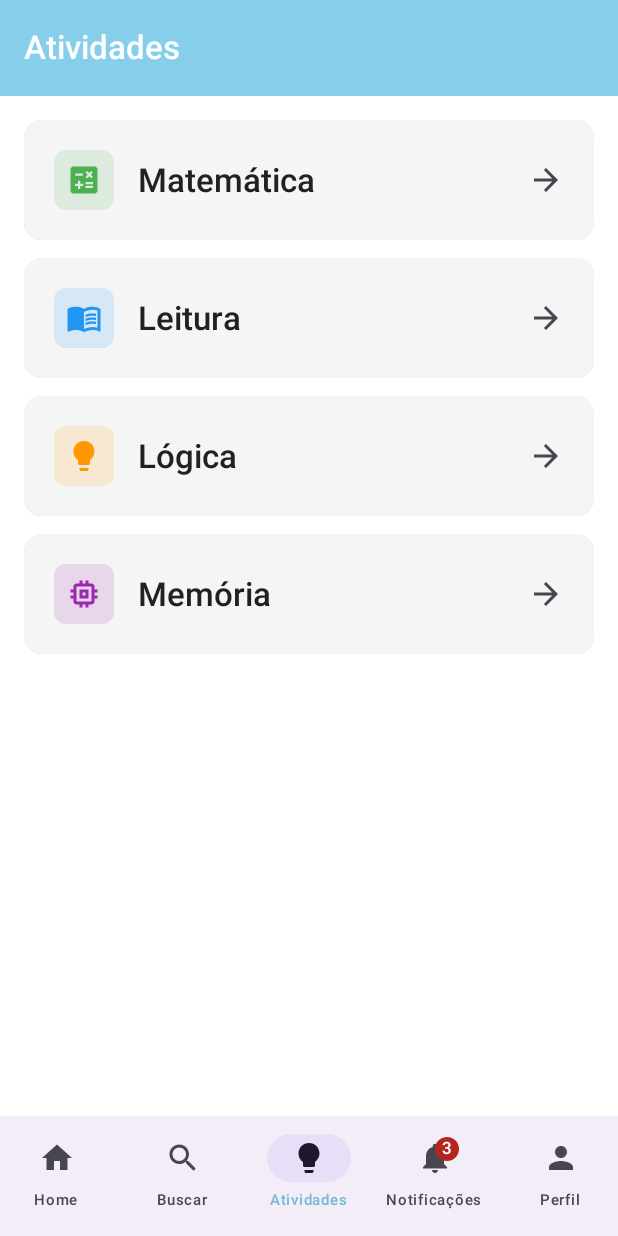
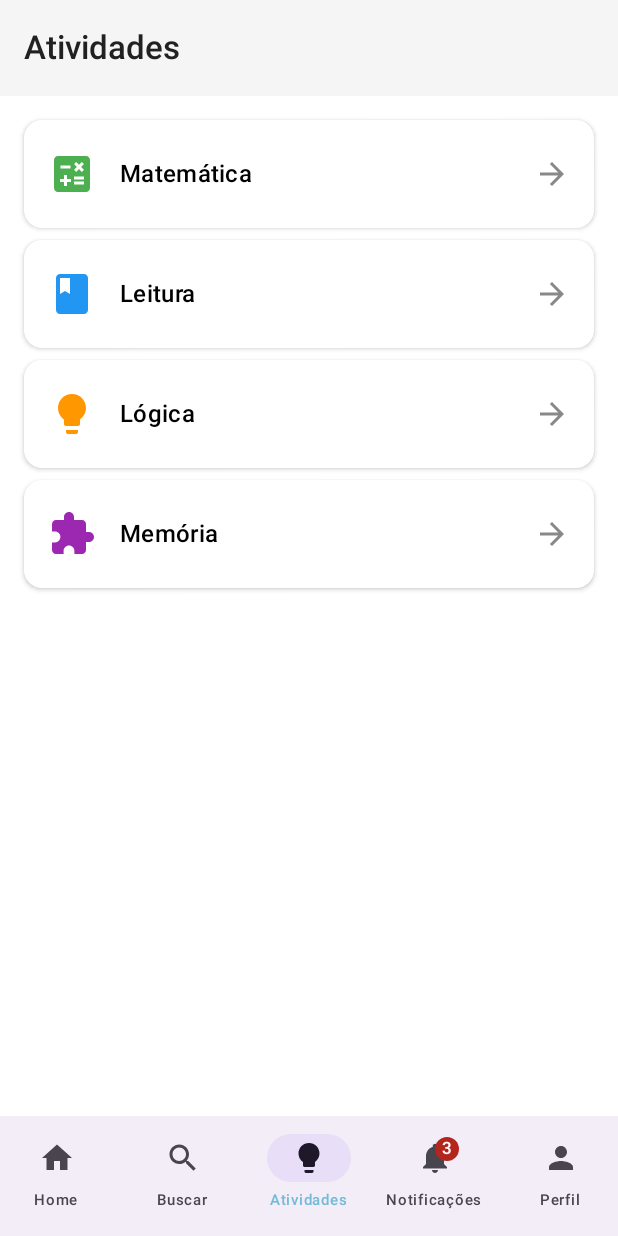
Before and after one commit to aanaca/includEd-app, an Android app built with Jetpack Compose: the ActivitiesScreen screen opened through its navigation route, on a phone screen of 412 x 824 dp. Run offline under Robolectric (Android 15) with nearby library versions, the phone set to English and light mode, and no system bars.

Commit message:
Update ActivitiesScren.kt

```diff
--- a/app/src/main/java/com/example/included/screens/ActivitiesScren.kt
+++ b/app/src/main/java/com/example/included/screens/ActivitiesScren.kt
@@ -1,146 +1,116 @@
 package com.example.included.screens
 
-import androidx.compose.foundation.background
 import androidx.compose.foundation.clickable
 import androidx.compose.foundation.layout.*
-import androidx.compose.foundation.lazy.LazyColumn
-import androidx.compose.foundation.lazy.items
-import androidx.compose.foundation.shape.RoundedCornerShape
 import androidx.compose.material.icons.Icons
-import androidx.compose.material.icons.automirrored.filled.ArrowForward
-import androidx.compose.material.icons.filled.Calculate
-import androidx.compose.material.icons.filled.Lightbulb
-import androidx.compose.material.icons.filled.MenuBook
-import androidx.compose.material.icons.filled.Memory
+import androidx.compose.material.icons.filled.* // Importação necessária para os ícones
+import androidx.compose.material.icons.automirrored.filled.ArrowForward // Ícone de seta
 import androidx.compose.material3.*
 import androidx.compose.runtime.Composable
-import androidx.compose.ui.Alignment
+import androidx.compose.ui.Alignment // Importação necessária para corrigir o erro anterior
 import androidx.compose.ui.Modifier
-import androidx.compose.ui.draw.clip
 import androidx.compose.ui.graphics.Color
-import androidx.compose.ui.graphics.vector.ImageVector
+import androidx.compose.ui.graphics.vector.ImageVector // Tipo do Icon
 import androidx.compose.ui.text.font.FontWeight
 import androidx.compose.ui.unit.dp
 
-// Definição do modelo de dados para as categorias
-data class ActivityCategory(
-    val name: String,
-    val icon: ImageVector,
-    val color: Color,
-    val route: String // Rota específica para a atividade
-)
-
-/**
- * Composable principal para a tela de Atividades.
- * Esta tela lista as categorias disponíveis (Matemática, Leitura, Lógica, Memória).
- * @param onCategoryClick Lambda para notificar a MainActivity sobre qual categoria foi clicada.
- */
 @OptIn(ExperimentalMaterial3Api::class)
 @Composable
-fun ActivitiesScreen(onCategoryClick: (String) -> Unit) {
-    // Lista base das categorias conforme solicitado
-    val categories = listOf(
-        ActivityCategory(
-            name = "Matemática",
-            icon = Icons.Filled.Calculate,
-            color = Color(0xFF4CAF50), // Verde
-            route = "math_detail"
-        ),
-        ActivityCategory(
-            name = "Leitura",
-            icon = Icons.Filled.MenuBook,
-            color = Color(0xFF2196F3), // Azul
-            route = "reading_detail"
-        ),
-        ActivityCategory(
-            name = "Lógica",
-            icon = Icons.Filled.Lightbulb,
-            color = Color(0xFFFF9800), // Laranja
-            route = "logic_detail"
-        ),
-        ActivityCategory(
-            name = "Memória",
-            icon = Icons.Filled.Memory,
-            color = Color(0xFF9C27B0), // Roxo
-            route = "memory_detail"
-        )
-    )
-
-    // O Scaffold aqui é opcional se você usar um Scaffold na MainActivity,
-    // mas é útil para ter um TopAppBar específico para esta tela.
+fun ActivitiesScreen(
+    onCategoryClick: (categoryRoute: String) -> Unit
+) {
     Scaffold(
         topBar = {
-            TopAppBar(
-                title = { Text("Atividades") },
-                colors = TopAppBarDefaults.topAppBarColors(
-                    containerColor = MaterialTheme.colorScheme.primary, // Usando sua cor primária (IncludedBlue)
-                    titleContentColor = MaterialTheme.colorScheme.onPrimary, // Usando branco do seu tema
-                )
-            )
+            TopAppBar(title = { Text("Atividades") })
         }
     ) { paddingValues ->
-        // LazyColumn para lidar com a lista de categorias
-        LazyColumn(
+        Column(
             modifier = Modifier
                 .fillMaxSize()
                 .padding(paddingValues)
-                .background(MaterialTheme.colorScheme.background),
-            contentPadding = PaddingValues(16.dp),
-            verticalArrangement = Arrangement.spacedBy(12.dp)
+                .padding(16.dp),
+            verticalArrangement = Arrangement.spacedBy(8.dp)
         ) {
-            items(categories) { category ->
-                CategoryCard(category = category) {
-                    onCategoryClick(category.route)
-                }
-            }
+            // Card de Matemática
+            ActivityCard(
+                title = "Matemática",
+                icon = Icons.Default.Calculate, // Ícone de cálculo
+                onClick = { onCategoryClick("math_detail") },
+                iconColor = Color(0xFF4CAF50) // Verde
+            )
+
+            // Card de Leitura
+            ActivityCard(
+                title = "Leitura",
+                icon = Icons.Default.Book, // Ícone de livro
+                onClick = { onCategoryClick("reading_detail") },
+                iconColor = Color(0xFF2196F3) // Azul
+            )
+
+            // Card de Lógica
+            ActivityCard(
+                title = "Lógica",
+                icon = Icons.Default.Lightbulb, // Ícone de lâmpada
+                onClick = { onCategoryClick("logic_detail") },
+                iconColor = Color(0xFFFF9800) // Laranja
+            )
+
+            // Card de Memória
+            ActivityCard(
+                title = "Memória",
+                icon = Icons.Default.Extension, // Ícone de peça de quebra-cabeça/extensão
+                onClick = { onCategoryClick("memory_game_route") },
+                iconColor = Color(0xFF9C27B0) // Roxo
+            )
         }
     }
 }
 
-/**
- * Composable para o cartão individual de cada categoria.
- */
+// Componente ActivityCard atualizado para incluir um ícone
 @Composable
-fun CategoryCard(category: ActivityCategory, onClick: () -> Unit) {
+fun ActivityCard(
+    title: String,
+    icon: ImageVector, // Novo parâmetro para o ícone
+    onClick: () -> Unit,
+    iconColor: Color
+) {
     Card(
-        shape = RoundedCornerShape(12.dp),
-        elevation = CardDefaults.cardElevation(defaultElevation = 4.dp),
         modifier = Modifier
             .fillMaxWidth()
-            .clip(RoundedCornerShape(12.dp))
-            .clickable(onClick = onClick) // Adiciona o evento de clique
+            .height(72.dp)
+            .clickable(onClick = onClick),
+        colors = CardDefaults.cardColors(containerColor = Color.White),
+        elevation = CardDefaults.cardElevation(2.dp)
     ) {
         Row(
             modifier = Modifier
-                .fillMaxWidth()
-                .background(MaterialTheme.colorScheme.surface) // Usando a cor de superfície do seu tema
-                .padding(20.dp),
-            verticalAlignment = Alignment.CenterVertically
+                .fillMaxSize()
+                .padding(horizontal = 16.dp),
+            verticalAlignment = Alignment.CenterVertically,
+            horizontalArrangement = Arrangement.SpaceBetween
         ) {
-            // Ícone da categoria com a cor personalizada
-            Icon(
-                imageVector = category.icon,
-                contentDescription = "Ícone de ${category.name}",
-                tint = category.color,
-                modifier = Modifier
-                    .size(40.dp)
-                    .clip(RoundedCornerShape(8.dp))
-                    .background(category.color.copy(alpha = 0.15f)) // Fundo suave para o ícone
-                    .padding(8.dp)
-            )
-            Spacer(modifier = Modifier.width(16.dp))
-            // Nome da categoria
-            Text(
-                text = category.name,
-                style = MaterialTheme.typography.titleLarge.copy(fontWeight = FontWeight.SemiBold),
-                color = MaterialTheme.colorScheme.onSurface,
-                modifier = Modifier.weight(1f)
-            )
-            // Seta indicando que é clicável
+            Row(verticalAlignment = Alignment.CenterVertically) {
+                // ÍCONE DE CATEGORIA
+                Icon(
+                    imageVector = icon,
+                    contentDescription = null,
+                    tint = iconColor,
+                    modifier = Modifier.size(32.dp)
+                )
+                Spacer(modifier = Modifier.width(16.dp))
+                // TÍTULO DA CATEGORIA
+                Text(
+                    text = title,
+                    color = Color.Black,
+                    fontWeight = FontWeight.Medium,
+                    style = MaterialTheme.typography.titleMedium
+                )
+            }
+            // ÍCONE DE SETA
             Icon(
                 imageVector = Icons.AutoMirrored.Filled.ArrowForward,
-                contentDescription = null,
-                tint = MaterialTheme.colorScheme.onSurfaceVariant
+                contentDescription = "Navegar",
+                tint = Color.Gray
             )
         }
     }
```
